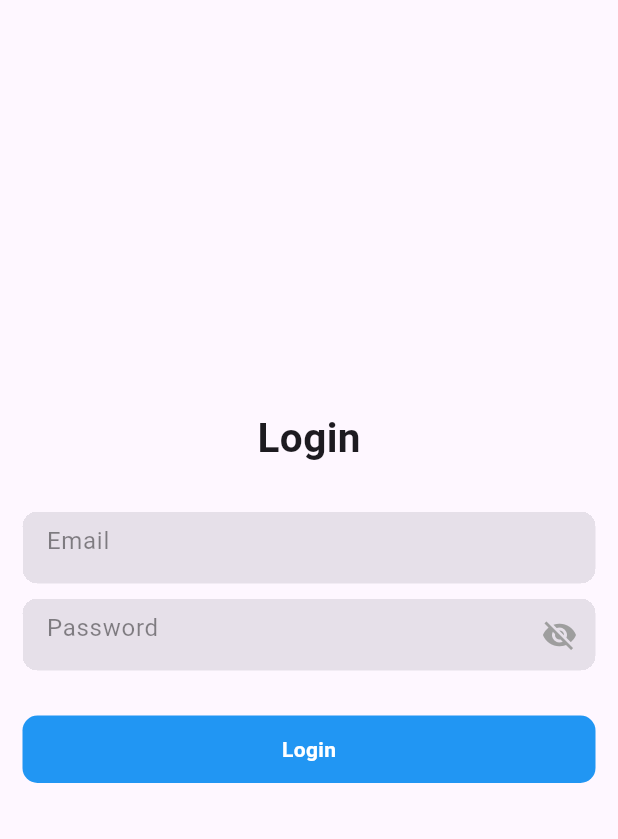
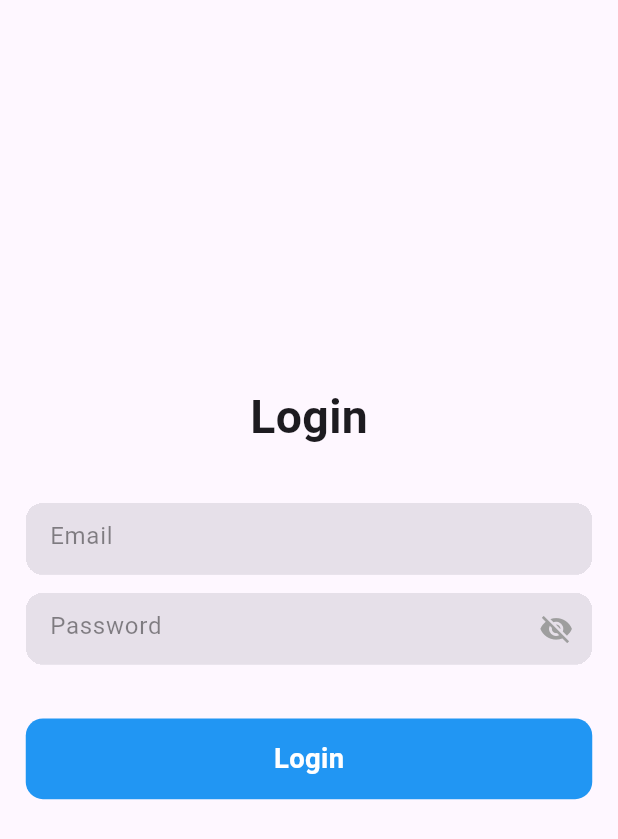
Before and after one commit to omarKenawi/tracker, a Flutter app: the screen it shows after launch, on a phone screen of 412 x 824 dp. Shown: the top 839 px of the screen. Run offline on Flutter 3.47's test engine with Material 3 defaults, Android fonts, the phone set to English and light mode, and no system bars; our stand-ins replace firebase_auth, firebase_core, flutter_screenutil; accounts and stored records are empty.

Commit message:
make all app responsive

```diff
--- a/lib/features/auth/screens/login_screen.dart
+++ b/lib/features/auth/screens/login_screen.dart
@@ -1,5 +1,6 @@
 import 'package:firebase_auth/firebase_auth.dart';
 import 'package:flutter/material.dart';
+import 'package:flutter_screenutil/flutter_screenutil.dart';
 import 'package:tracker/features/home/screens/home_screen.dart';
 import '../services/firebase_auth_services.dart';
 import '../widgets/form_container_widget.dart';
@@ -24,7 +25,7 @@ class _LoginPageState extends State<LoginScreen> {
   void dispose() {
     _emailController.dispose();
     _passwordController.dispose();
-    _passwordFocusNode.dispose(); // Dispose of the FocusNode
+    _passwordFocusNode.dispose();
     super.dispose();
   }
 
@@ -33,37 +34,40 @@ class _LoginPageState extends State<LoginScreen> {
     return Scaffold(
       body: Center(
         child: Padding(
-          padding: const EdgeInsets.symmetric(horizontal: 15),
+          padding: EdgeInsets.symmetric(horizontal: 15.w), // Responsive padding
           child: Column(
             mainAxisAlignment: MainAxisAlignment.center,
             children: [
-              const Text(
+              Text(
                 "Login",
-                style: TextStyle(fontSize: 27, fontWeight: FontWeight.bold),
+                style: TextStyle(
+                  fontSize: 27.sp, // Responsive font size
+                  fontWeight: FontWeight.bold,
+                ),
               ),
-              const SizedBox(height: 30),
+              SizedBox(height: 30.h), // Responsive spacing
               Form(
                 key: _formKey,
                 child: Column(
                   children: [
                     FormContainerWidget(
                       controller: _emailController,
-                      focusNode: FocusNode(), // Optional if you need explicit control
+                      focusNode: FocusNode(),
                       nextFocusNode: _passwordFocusNode,
                       hintText: "Email",
                       isPasswordField: false,
                     ),
-                    const SizedBox(height: 10),
+                    SizedBox(height: 10.h), // Responsive spacing
                     FormContainerWidget(
                       controller: _passwordController,
-                      focusNode: _passwordFocusNode, // Set the focus node
+                      focusNode: _passwordFocusNode,
                       hintText: "Password",
                       isPasswordField: true,
                     ),
                   ],
                 ),
               ),
-              const SizedBox(height: 30),
+              SizedBox(height: 30.h), // Responsive spacing
               GestureDetector(
                 onTap: () {
                   // Unfocus to hide the keyboard
@@ -79,28 +83,29 @@ class _LoginPageState extends State<LoginScreen> {
                 },
                 child: Container(
                   width: double.infinity,
-                  height: 45,
+                  height: 45.h, // Responsive height
                   decoration: BoxDecoration(
                     color: Colors.blue,
-                    borderRadius: BorderRadius.circular(10),
+                    borderRadius: BorderRadius.circular(10.r), // Responsive radius
                   ),
                   child: Center(
                     child: _isSigning
                         ? const CircularProgressIndicator(
                       color: Colors.white,
                     )
-                        : const Text(
+                        : Text(
                       "Login",
                       style: TextStyle(
                         color: Colors.white,
                         fontWeight: FontWeight.bold,
+                        fontSize: 16.sp, // Responsive font size
                       ),
                     ),
                   ),
                 ),
               ),
-              const SizedBox(height: 10),
-              const SizedBox(height: 20),
+              SizedBox(height: 10.h), // Responsive spacing
+              SizedBox(height: 20.h), // Responsive spacing
             ],
           ),
         ),
@@ -123,7 +128,10 @@ class _LoginPageState extends State<LoginScreen> {
     });
 
     if (user != null) {
-      Navigator.pushReplacement(context, MaterialPageRoute(builder: (context)=>const HomeScreen()));
+      Navigator.pushReplacement(
+        context,
+        MaterialPageRoute(builder: (context) => const HomeScreen()),
+      );
     } else {
       ScaffoldMessenger.of(context).showSnackBar(
         const SnackBar(content: Text('Login failed. Please try again.')),
--- a/lib/features/auth/widgets/form_container_widget.dart
+++ b/lib/features/auth/widgets/form_container_widget.dart
@@ -1,4 +1,5 @@
 import 'package:flutter/material.dart';
+import 'package:flutter_screenutil/flutter_screenutil.dart';
 
 class FormContainerWidget extends StatefulWidget {
   final TextEditingController? controller;
@@ -66,10 +67,13 @@ class _FormContainerWidgetState extends State<FormContainerWidget> {
       width: double.infinity,
       clipBehavior: Clip.hardEdge,
       decoration: BoxDecoration(
-        borderRadius: BorderRadius.circular(10),
+        borderRadius: BorderRadius.circular(10.r), // Responsive border radius
       ),
       child: TextFormField(
-        style: const TextStyle(color: Colors.black),
+        style: TextStyle(
+          color: Colors.black,
+          fontSize: 16.sp, // Responsive font size
+        ),
         controller: widget.controller,
         focusNode: widget.focusNode,
         keyboardType: widget.inputType,
@@ -92,7 +96,10 @@ class _FormContainerWidgetState extends State<FormContainerWidget> {
           border: InputBorder.none,
           filled: true,
           hintText: widget.hintText,
-          hintStyle: const TextStyle(color: Colors.black45),
+          hintStyle: TextStyle(
+            color: Colors.black45,
+            fontSize: 14.sp, // Responsive hint text size
+          ),
           suffixIcon: widget.isPasswordField == true
               ? GestureDetector(
             onTap: () {
@@ -103,9 +110,10 @@ class _FormContainerWidgetState extends State<FormContainerWidget> {
             child: Icon(
               _obscureText ? Icons.visibility_off : Icons.visibility,
               color: _obscureText == false ? Colors.blue : Colors.grey,
+              size: 20.sp, // Responsive icon size
             ),
           )
-              : const Text(""),
+              : const SizedBox.shrink(),
         ),
       ),
     );
--- a/lib/main.dart
+++ b/lib/main.dart
@@ -3,6 +3,7 @@ import 'package:firebase_core/firebase_core.dart';
 import 'package:tracker/firebase_options.dart';
 import 'package:tracker/features/auth/screens/login_screen.dart';
 import 'package:tracker/features/home/screens/home_screen.dart';
+import 'package:flutter_screenutil/flutter_screenutil.dart';
 
 Future<void> main() async {
   WidgetsFlutterBinding.ensureInitialized();
@@ -17,6 +18,11 @@ class MyApp extends StatelessWidget {
 
   @override
   Widget build(BuildContext context) {
+    return ScreenUtilInit(
+      designSize: const Size(360, 690),
+      minTextAdapt: true,
+      splitScreenMode: true,
+      builder: (context, child) {
         return MaterialApp(
           title: 'Expense Tracker',
           theme: ThemeData(
@@ -29,5 +35,7 @@ class MyApp extends StatelessWidget {
           },
           debugShowCheckedModeBanner: false,
         );
+      },
+    );
   }
 }
--- a/pubspec.yaml
+++ b/pubspec.yaml
@@ -37,6 +37,7 @@ dependencies:
   cupertino_icons: ^1.0.8
   firebase_core: ^3.3.0
   firebase_auth: ^5.1.4
+  flutter_screenutil: ^5.9.3
 
 dev_dependencies:
   flutter_test:
```
Also changed, not shown: lib/features/home/screens/expenses_screen.dart (+8 -2 lines), lib/features/home/screens/home_screen.dart (+22 -23 lines), lib/features/home/widgets/custom_app_bar.dart (added, +62 -0 lines), lib/features/home/widgets/custom_drawer.dart (added, +67 -0 lines), pubspec.lock. Lines whose indentation alone changed are shown as unchanged.
